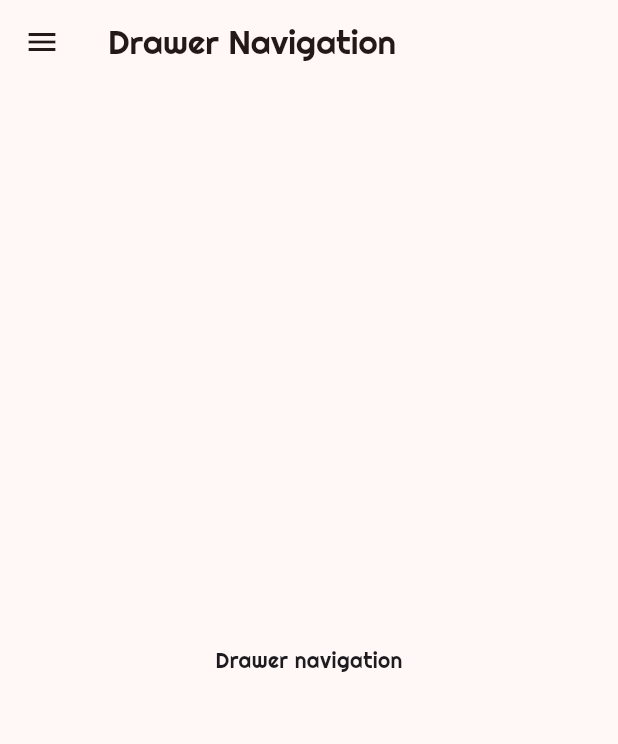
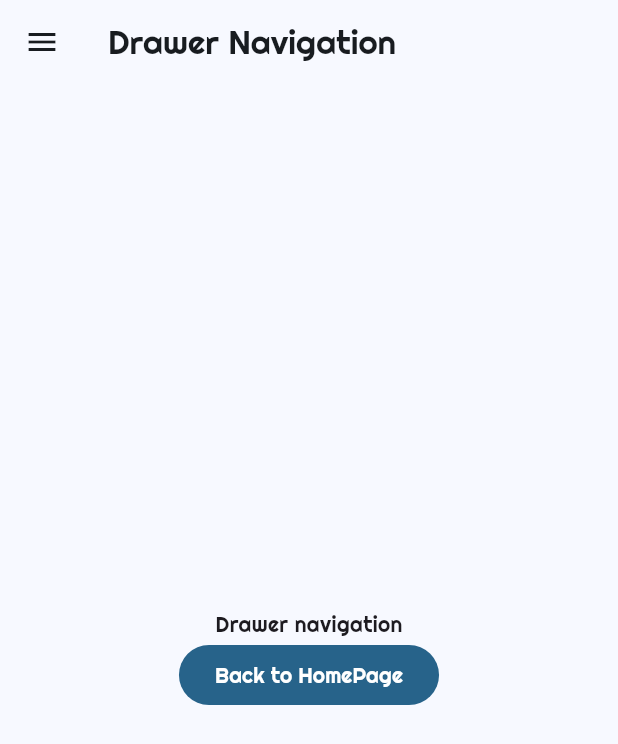
Before and after one commit to MuriloAltoe/navigation, a Flutter app: the DrawerNavigation screen opened by its route, on a phone screen of 412 x 824 dp. Shown: the top 744 px of the screen. Run offline on Flutter 3.47's test engine with Material 3 defaults, Android fonts, the phone set to English and light mode, and no system bars; our stand-ins replace google_fonts.

Commit message:
Faltou FAB e back em Drawer - Fixes

```diff
--- a/lib/src/app.dart
+++ b/lib/src/app.dart
@@ -14,7 +14,7 @@ class App extends StatelessWidget {
     return MaterialApp(
       theme: ThemeData(
         brightness: Brightness.light,
-        colorSchemeSeed: Colors.deepOrange,
+        colorSchemeSeed: Colors.lightBlue,
         textTheme: GoogleFonts.righteousTextTheme(
           Theme.of(context).textTheme,
         ),
--- a/lib/src/features/navigation/presentation/drawer_navigation.dart
+++ b/lib/src/features/navigation/presentation/drawer_navigation.dart
@@ -26,8 +26,19 @@ class DrawerNavigation extends StatelessWidget {
           ),
         ),
       ),
-      body: const Center(
-        child: Text('Drawer navigation'),
+      body: Center(
+        child: Column(
+          mainAxisAlignment: MainAxisAlignment.center,
+          children: [
+            const Text('Drawer navigation'),
+            FilledButton(
+              onPressed: () {
+                Navigator.of(context).pushReplacementNamed('/');
+              },
+              child: const Text('Back to HomePage'),
+            ),
+          ],
+        ),
       ),
     );
   }
--- a/lib/src/features/navigation/presentation/second_page.dart
+++ b/lib/src/features/navigation/presentation/second_page.dart
@@ -19,7 +19,7 @@ class SecondPage extends StatelessWidget {
             Text('Content: $content'),
             FilledButton(
               onPressed: () {
-                Navigator.of(context).pop();
+                Navigator.of(context).pop('Here`s the response');
               },
               child: const Text('Back to Home Page'),
             )
```
Also changed, not shown: lib/src/features/navigation/presentation/bottom_navigation_page.dart (+4 -4 lines), lib/src/features/navigation/presentation/home_page.dart (+5 -2 lines).
